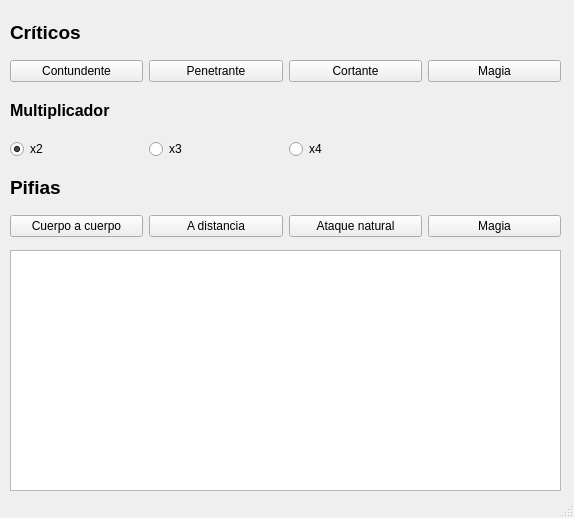
First picture: the form in mainGui.ui, repository jsalazarloyola/pfCritical, before the edit.
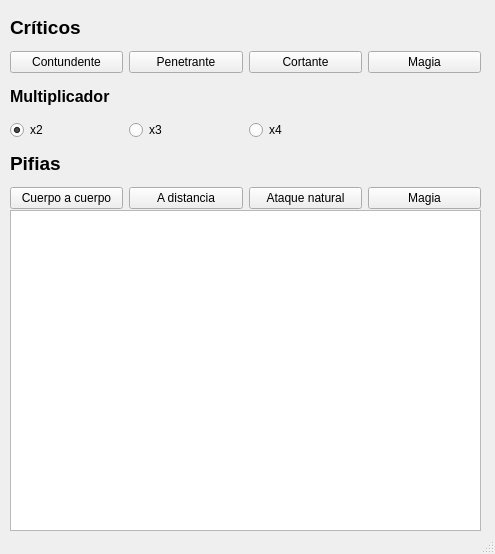
Second picture: the form after the edit. Icons and pictures are not drawn.

```diff
--- a/mainGui.ui
+++ b/mainGui.ui
@@ -6,8 +6,8 @@
    <rect>
     <x>0</x>
     <y>0</y>
-    <width>574</width>
-    <height>518</height>
+    <width>495</width>
+    <height>554</height>
    </rect>
   </property>
   <property name="windowTitle">
@@ -19,8 +19,8 @@
      <rect>
       <x>10</x>
       <y>10</y>
-      <width>551</width>
-      <height>227</height>
+      <width>471</width>
+      <height>199</height>
      </rect>
     </property>
     <layout class="QGridLayout" name="gridLayout">
@@ -158,9 +158,9 @@
     <property name="geometry">
      <rect>
       <x>10</x>
-      <y>250</y>
-      <width>551</width>
-      <height>241</height>
+      <y>210</y>
+      <width>471</width>
+      <height>321</height>
      </rect>
     </property>
     <property name="font">
```
Left out of the diff: 36 changed lines with no effect on the pictures.
